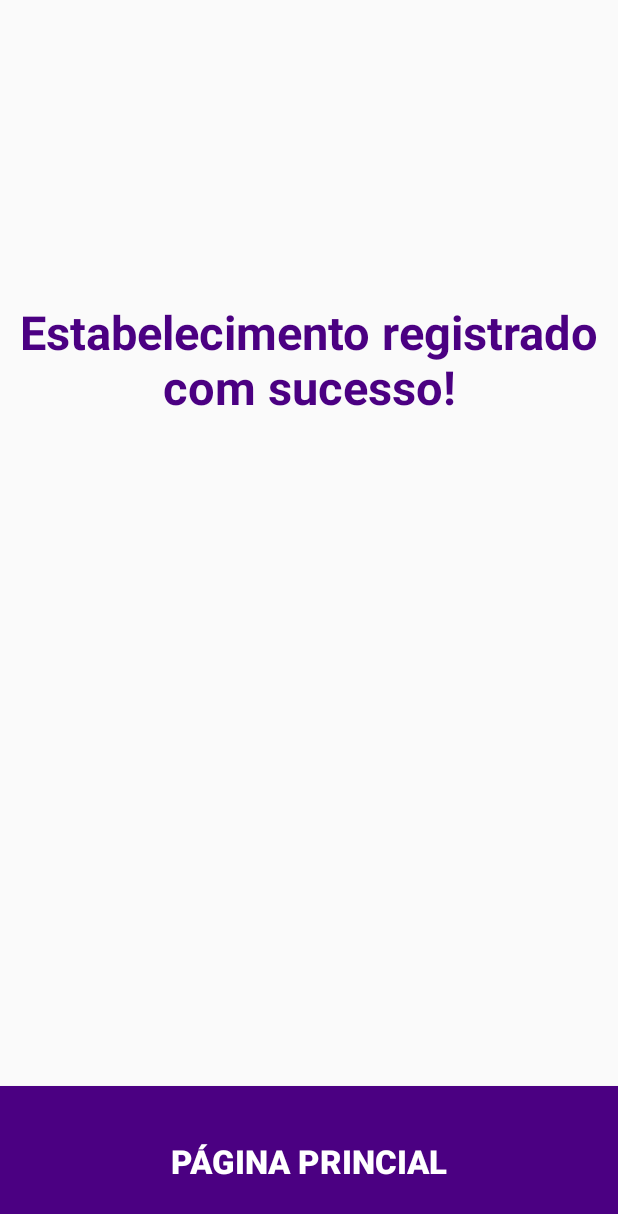
After one commit to Laura-Oliveira/acheiAqui, an Android app: the layout shop_registered.xml on its own in the app's theme, with its tools: preview values and no code run, on a phone screen of 412 x 824 dp. The commit adds this screen. Shown: the top 1214 px of the screen. Run offline under Robolectric (Android 15) with nearby library versions, the phone set to English and light mode, and no system bars.

Commit message:
Criação do layout da tela de cadastro de estabelecimento realizado

```diff
--- /dev/null
+++ b/app/src/main/res/layout/shop_registered.xml
@@ -0,0 +1,37 @@
+<?xml version="1.0" encoding="utf-8"?>
+<android.support.constraint.ConstraintLayout
+    xmlns:android="http://schemas.android.com/apk/res/android" android:layout_width="match_parent"
+    android:layout_height="match_parent">
+
+    <TextView
+        android:id="@+id/registered_shop"
+        android:text="@string/registered_shop"
+        android:textSize="14pt"
+        android:textColor="@color/colorPrimary"
+        android:paddingTop="200dp"
+        android:textAlignment="center"
+        android:textStyle="bold"
+        android:elegantTextHeight="true"
+        android:layout_width="wrap_content"
+        android:layout_height="wrap_content" />
+
+<RelativeLayout
+    android:layout_width="fill_parent"
+    android:layout_height="wrap_content">
+
+    <Button
+        android:id="@+id/btn_home"
+        android:background="@color/colorPrimary"
+        android:textColor="@color/cor_texto_button"
+        android:text="@string/btn_home"
+        android:textStyle="bold"
+        android:textSize="10pt"
+        android:layout_width="match_parent"
+        android:layout_height="150px"
+        android:layout_alignParentBottom="true"
+        />
+
+</RelativeLayout>
+
+
+</android.support.constraint.ConstraintLayout>
--- a/app/src/main/res/values/strings.xml
+++ b/app/src/main/res/values/strings.xml
@@ -2,4 +2,12 @@
     <string name="app_name">Achei Aqui</string>
     <string name="buscar_button">Buscar</string>
     <string name="title_shop">Estabelecimentos</string>
+    <string name="action_register"> Cadastrar</string>
+    <string name="name_shop">Nome do estabelecimento</string>
+    <string name="reference_point"> Pontos de referência</string>
+    <string name="fixed_shop"> Estabelecimento Fixo</string>
+    <string name="mobile_shop"> Estabelecimento móvel</string>
+    <string name="shop_color"> Cor ou cores do estabelecimento</string>
+    <string name="registered_shop">Estabelecimento registrado com sucesso!</string>
+    <string name="btn_home">Página Princial</string>
 </resources>
```
